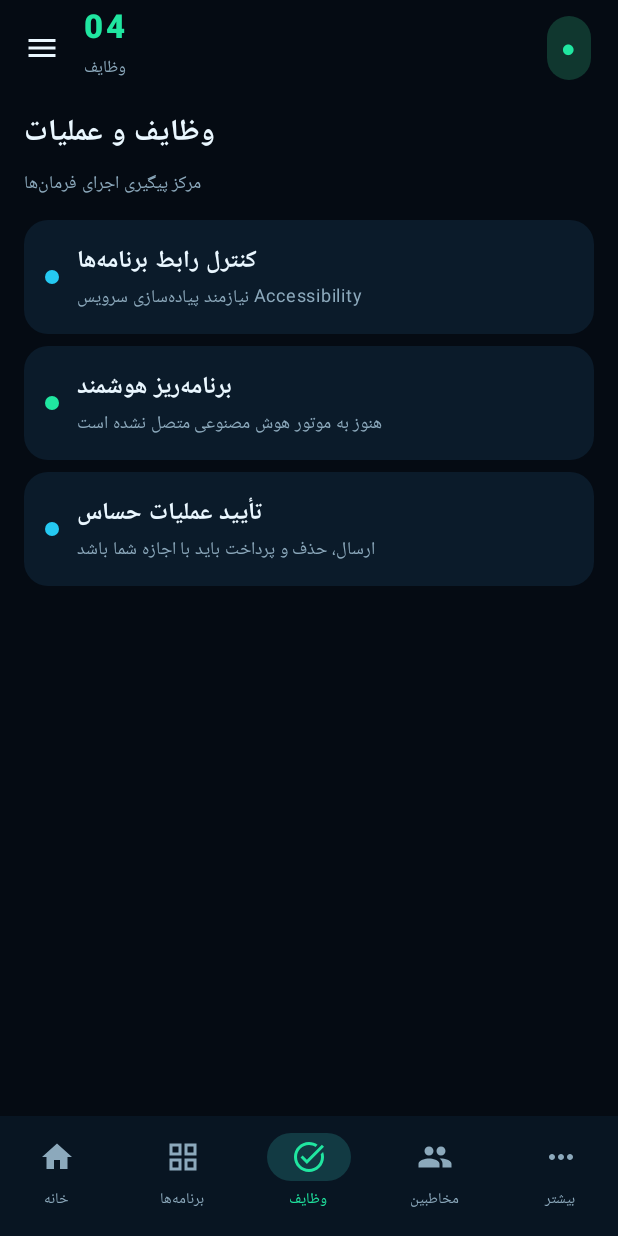
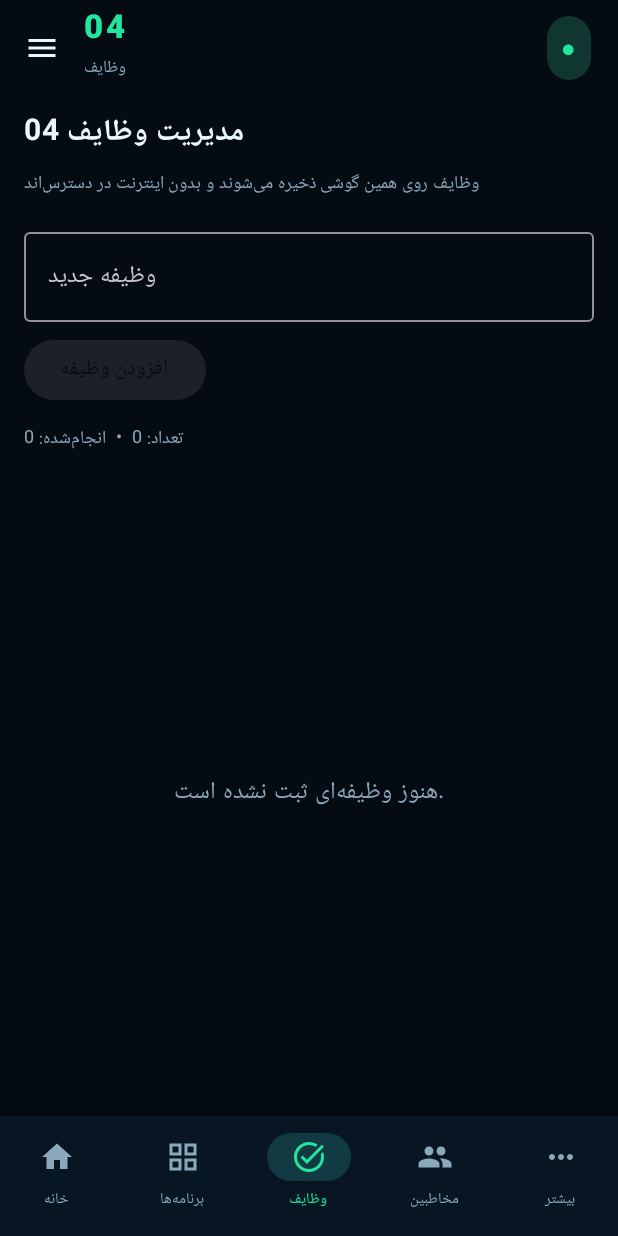
Before and after one commit to mohammadsaberafghan3-cpu/my-assistant04, an Android app built with Jetpack Compose: the screen it shows after launch (MainActivity), item 3 of the bottom bar chosen, on a phone screen of 412 x 824 dp. Run offline under Robolectric (Android 15) with nearby library versions, the phone set to English and light mode, and no system bars.

Commit message:
Implement persistent offline task manager in native 04 app

```diff
--- a/android/app/src/main/java/com/orion/assistant/MainActivity.kt
+++ b/android/app/src/main/java/com/orion/assistant/MainActivity.kt
@@ -34,6 +34,9 @@ import androidx.compose.ui.text.font.FontWeight
 import androidx.compose.ui.unit.dp
 import androidx.compose.ui.unit.sp
 import kotlinx.coroutines.launch
+import android.content.Context
+import org.json.JSONArray
+import org.json.JSONObject
 
 private val Bg = Color(0xFF050B13)
 private val Panel = Color(0xFF0B1B2A)
@@ -46,6 +49,28 @@ private val Glow = Brush.linearGradient(listOf(Color(0xFF0C3545), Color(0xFF0920
 
 data class OrionAppEntry(val label: String, val packageName: String)
 data class OrionContact(val name: String, val phone: String)
+data class LocalTask(val id: Long, val title: String, val done: Boolean)
+
+private fun load04Tasks(context: Context): List<LocalTask> {
+    val raw = context.getSharedPreferences("04_local_data", Context.MODE_PRIVATE)
+        .getString("tasks", "[]") ?: "[]"
+    return runCatching {
+        val array = JSONArray(raw)
+        (0 until array.length()).mapNotNull { index ->
+            val item = array.optJSONObject(index) ?: return@mapNotNull null
+            LocalTask(item.optLong("id"), item.optString("title"), item.optBoolean("done"))
+        }.filter { it.title.isNotBlank() }
+    }.getOrDefault(emptyList())
+}
+
+private fun save04Tasks(context: Context, tasks: List<LocalTask>) {
+    val array = JSONArray()
+    tasks.forEach { task ->
+        array.put(JSONObject().put("id", task.id).put("title", task.title).put("done", task.done))
+    }
+    context.getSharedPreferences("04_local_data", Context.MODE_PRIVATE)
+        .edit().putString("tasks", array.toString()).apply()
+}
 
 class MainActivity : ComponentActivity() {
     override fun onCreate(savedInstanceState: Bundle?) {
@@ -95,6 +120,8 @@ private fun OrionCommandCenter() {
     var messageBody by remember { mutableStateOf("") }
     var phoneNumber by remember { mutableStateOf("") }
     var search by remember { mutableStateOf("") }
+    val localTasks = remember { mutableStateListOf<LocalTask>().apply { addAll(load04Tasks(context)) } }
+    var taskDraft by remember { mutableStateOf("") }
 
     fun loadApps() {
         val intent = Intent(Intent.ACTION_MAIN, null).addCategory(Intent.CATEGORY_LAUNCHER)
@@ -220,7 +247,75 @@ private fun OrionCommandCenter() {
                         OutlinedTextField(phoneNumber,{phoneNumber=it},label={Text("شماره تلفن")},modifier=Modifier.fillMaxWidth())
                         OutlinedButton(onClick={if(phoneNumber.isNotBlank()) runCatching { context.startActivity(Intent(Intent.ACTION_DIAL,Uri.parse("tel:${Uri.encode(phoneNumber)}"))) }},enabled=phoneNumber.isNotBlank()) { Text("بازکردن شماره‌گیر") }
                     }
-                    "وظایف" -> { PageTitle("وظایف و عملیات","مرکز پیگیری اجرای فرمان‌ها"); StatusTile("کنترل رابط برنامه‌ها","نیازمند پیاده‌سازی سرویس Accessibility",Cyan); StatusTile("برنامه‌ریز هوشمند","هنوز به موتور هوش مصنوعی متصل نشده است",Green); StatusTile("تأیید عملیات حساس","ارسال، حذف و پرداخت باید با اجازه شما باشد",Cyan) }
+                    "وظایف" -> {
+                        Column(Modifier.fillMaxSize()) {
+                            PageTitle("مدیریت وظایف 04", "وظایف روی همین گوشی ذخیره می‌شوند و بدون اینترنت در دسترس‌اند")
+                            OutlinedTextField(
+                                value = taskDraft,
+                                onValueChange = { taskDraft = it },
+                                modifier = Modifier.fillMaxWidth(),
+                                singleLine = true,
+                                label = { Text("وظیفه جدید") },
+                                placeholder = { Text("مثلاً تماس با مشتری") }
+                            )
+                            Spacer(Modifier.height(8.dp))
+                            Button(
+                                onClick = {
+                                    val title = taskDraft.trim()
+                                    if (title.isNotEmpty()) {
+                                        localTasks.add(0, LocalTask(System.currentTimeMillis(), title, false))
+                                        save04Tasks(context, localTasks)
+                                        taskDraft = ""
+                                    }
+                                },
+                                enabled = taskDraft.isNotBlank(),
+                                colors = ButtonDefaults.buttonColors(containerColor = Green)
+                            ) { Text("افزودن وظیفه", color = Bg) }
+                            Spacer(Modifier.height(10.dp))
+                            Text("تعداد: ${localTasks.size}  •  انجام‌شده: ${localTasks.count { it.done }}", color = Muted, fontSize = 12.sp)
+                            Spacer(Modifier.height(8.dp))
+                            if (localTasks.isEmpty()) {
+                                Box(Modifier.fillMaxWidth().weight(1f), contentAlignment = Alignment.Center) {
+                                    Text("هنوز وظیفه‌ای ثبت نشده است.", color = Muted)
+                                }
+                            } else {
+                                LazyColumn(
+                                    modifier = Modifier.weight(1f),
+                                    verticalArrangement = Arrangement.spacedBy(8.dp)
+                                ) {
+                                    items(localTasks, key = { it.id }) { task ->
+                                        Surface(color = Panel, shape = RoundedCornerShape(14.dp), modifier = Modifier.fillMaxWidth()) {
+                                            Row(Modifier.padding(horizontal = 10.dp, vertical = 8.dp), verticalAlignment = Alignment.CenterVertically) {
+                                                Checkbox(
+                                                    checked = task.done,
+                                                    onCheckedChange = { checked ->
+                                                        val index = localTasks.indexOfFirst { it.id == task.id }
+                                                        if (index >= 0) {
+                                                            localTasks[index] = localTasks[index].copy(done = checked)
+                                                            save04Tasks(context, localTasks)
+                                                        }
+                                                    },
+                                                    colors = CheckboxDefaults.colors(checkedColor = Green)
+                                                )
+                                                Text(
+                                                    task.title,
+                                                    color = if (task.done) Muted else MainText,
+                                                    modifier = Modifier.weight(1f),
+                                                    fontSize = 14.sp
+                                                )
+                                                IconButton(onClick = {
+                                                    localTasks.remove(task)
+                                                    save04Tasks(context, localTasks)
+                                                }) {
+                                                    Icon(Icons.Default.Delete, contentDescription = "حذف وظیفه", tint = Color(0xFFFF8585))
+                                                }
+                                            }
+                                        }
+                                    }
+                                }
+                            }
+                        }
+                    }
                     "حافظه و یادگیری" -> { PageTitle("حافظه و یادگیری","مدیریت داده‌های محلی 04"); StatusTile("حافظه محلی","ذخیره پایدار و مدیریت حافظه هنوز پیاده‌سازی نشده است",Cyan) }
                     "امنیت و مجوزها" -> { PageTitle("امنیت و مجوزها","مجوزها باید آگاهانه و توسط شما فعال شوند"); StatusTile("مخاطبین","مجوز فقط هنگام درخواست شما گرفته می‌شود",Green); StatusTile("دسترسی‌پذیری اندروید","سرویس کنترل صفحه هنوز اضافه نشده است",Cyan); StatusTile("توقف اضطراری","در نسخه عامل اجرایی اضافه خواهد شد",Green) }
                     "تنظیمات" -> { PageTitle("تنظیمات 04","تنظیمات ظاهری و رفتاری"); StatusTile("زبان","فارسی • رابط راست‌چین",Green); StatusTile("حالت عملکرد","هدف: آفلاین‌محور با امکانات آنلاین اختیاری",Cyan); StatusTile("سطح استقلال","سطح متعادل؛ تأیید عملیات حساس",Green) }
```
